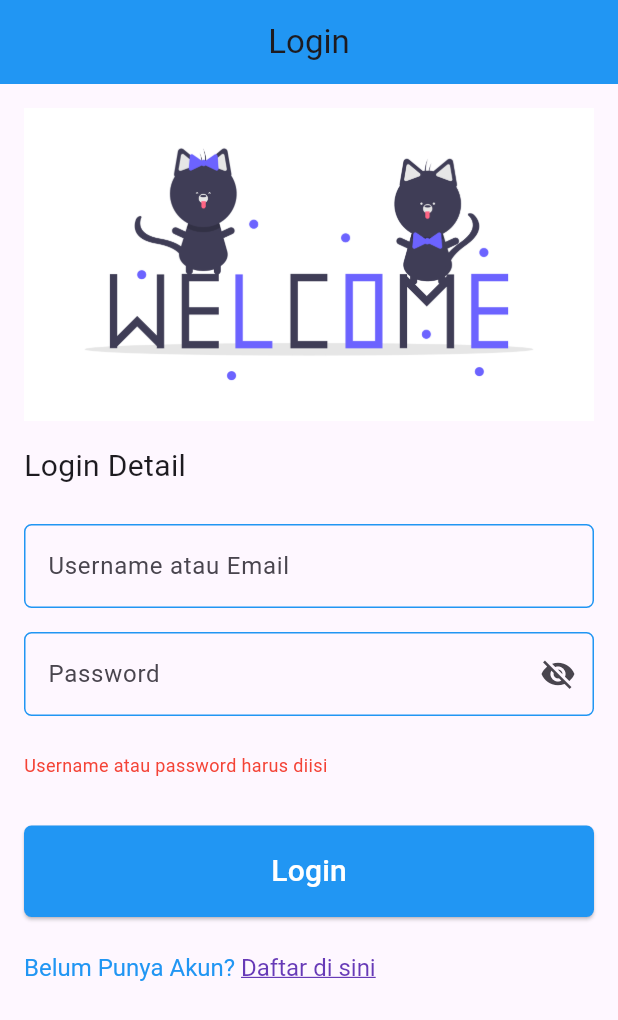
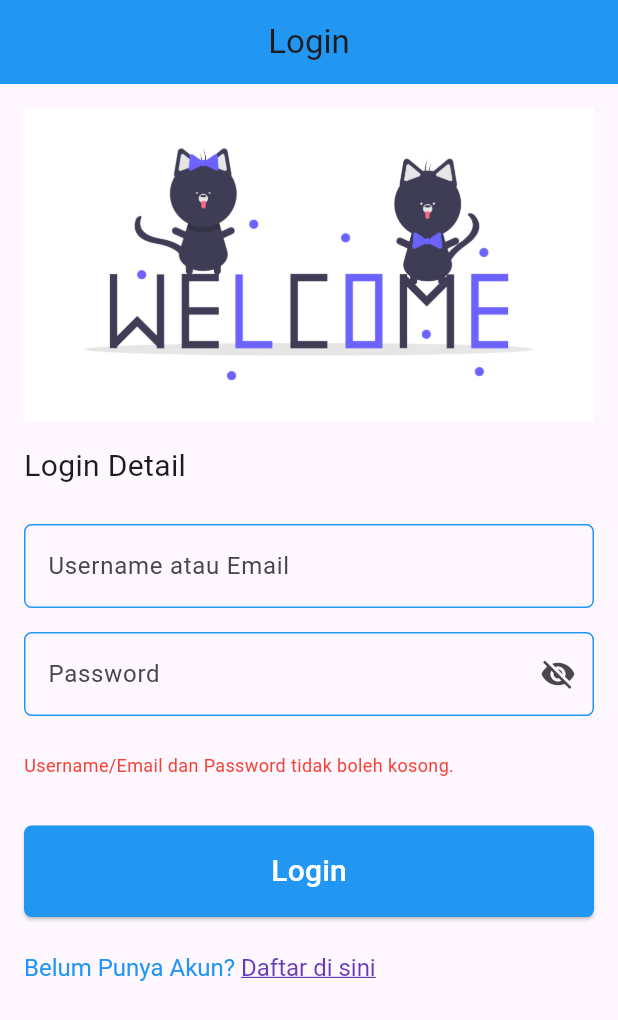
Before and after one commit to MGilangSeftian/Review-dan-Recomendation-Novel, a Flutter app: the screen it shows after launch, after a tap on "Login", on a phone screen of 412 x 824 dp. Shown: the top 1020 px of the screen. Run offline on Flutter 3.47's test engine with Material 3 defaults, Android fonts, the phone set to English and light mode, and no system bars; our stand-ins replace font_awesome_flutter, shared_preferences; missing offline and left inert: encrypt.

Commit message:
Membuat encrypt login dan register

```diff
--- a/reccomendation_novel/lib/screens/tampilan_login.dart
+++ b/reccomendation_novel/lib/screens/tampilan_login.dart
@@ -1,6 +1,7 @@
 import 'package:flutter/gestures.dart';
 import 'package:flutter/material.dart';
 import 'package:shared_preferences/shared_preferences.dart';
+import 'package:encrypt/encrypt.dart' as encrypt;
 
 
 class TampilanLogin extends StatefulWidget {
@@ -11,51 +12,103 @@ class TampilanLogin extends StatefulWidget {
 }
 
 class _LoginScreensState extends State<TampilanLogin> {
-  final _emailController = TextEditingController();
+  final _usernameController = TextEditingController();
   final _passwordController = TextEditingController();
   String _errorText = "";
   bool _isSignIn = false;
   bool _obscurePassword = true;
 
+  Future<Map<String, String>> _retrieveAndDecryptDataFromPrefs(
+      SharedPreferences prefs) async {
+    final encryptedNamaLengkap = prefs.getString('NamaLengkap') ?? '';
+    final encryptedUsername = prefs.getString('UserName') ?? '';
+    final encryptedEmail = prefs.getString('Email') ?? '';
+    final encryptedPassword = prefs.getString('Password') ?? '';
+    final keyString = prefs.getString('key') ?? '';
+    final ivString = prefs.getString('iv') ?? '';
+
+    if (encryptedNamaLengkap.isEmpty ||
+        encryptedUsername.isEmpty ||
+        encryptedEmail.isEmpty ||
+        encryptedPassword.isEmpty ||
+        keyString.isEmpty ||
+        ivString.isEmpty) {
+      return {};
+    }
+
+    try {
+      final key = encrypt.Key.fromBase64(keyString);
+      final iv = encrypt.IV.fromBase64(ivString);
+      final encrypter = encrypt.Encrypter(encrypt.AES(key));
+
+      final decryptedNamaLengkap =
+      encrypter.decrypt64(encryptedNamaLengkap, iv: iv);
+      final decryptedUsername = encrypter.decrypt64(encryptedUsername, iv: iv);
+      final decryptedEmail = encrypter.decrypt64(encryptedEmail, iv: iv);
+      final decryptedPassword = encrypter.decrypt64(encryptedPassword, iv: iv);
+
+      return {
+        'NamaLengkap': decryptedNamaLengkap,
+        'UserName': decryptedUsername,
+        'Email': decryptedEmail,
+        'Password': decryptedPassword,
+      };
+    } catch (e) {
+      return {};
+    }
+  }
+
   void _signin() async {
-    final SharedPreferences prefs = await SharedPreferences.getInstance();
-    final String savedEmail = prefs.getString('Email') ?? '';
-    final String savedUsername = prefs.getString('UserName') ?? '';
-    final String savedpassword = prefs.getString('Password') ?? '';
+    final String userNameOrEmail = _usernameController.text.trim();
+    final String password = _passwordController.text.trim();
 
-    final String enteredEmail = _emailController.text.trim();
-    final String enteredpassword = _passwordController.text.trim();
+    setState(() {
+      _errorText = '';
+    });
 
-
-    if (enteredEmail.isEmpty || enteredpassword.isEmpty) {
+    if (userNameOrEmail.isEmpty || password.isEmpty) {
       setState(() {
-        _errorText = 'Username atau password harus diisi';
-      });
-      return;
-    }
-    if (savedUsername.isEmpty || savedEmail.isEmpty || savedpassword.isEmpty) {
-      setState(() {
-        _errorText = 'Pengguna belum terdaftar';
+        _errorText = "Username/Email dan Password tidak boleh kosong.";
       });
       return;
     }
 
-    if ((enteredEmail == savedUsername || enteredEmail == savedEmail) &&
-        enteredpassword == savedpassword) {
+    try {
+      final SharedPreferences prefs = await SharedPreferences.getInstance();
+      final data = await _retrieveAndDecryptDataFromPrefs(prefs);
+
+      if (data.isNotEmpty) {
+        final decryptedUsername = data['UserName'];
+        final decryptedPassword = data['Password'];
+        final decryptedEmail = data['Email'];
+
+        if ((userNameOrEmail == decryptedUsername ||
+            userNameOrEmail == decryptedEmail) &&
+            password == decryptedPassword) {
           setState(() {
             _errorText = '';
-        _isSignIn = true;
-        prefs.setBool('isSignedIn', true);
           });
+
           WidgetsBinding.instance.addPostFrameCallback((_) {
             Navigator.of(context).popUntil((route) => route.isFirst);
           });
+
           WidgetsBinding.instance.addPostFrameCallback((_) {
             Navigator.pushReplacementNamed(context, '/Main');
           });
         } else {
           setState(() {
-        _errorText = 'Nama pengguna atau kata sandi salah';
+            _errorText = "Username/Email atau Password salah.";
+          });
+        }
+      } else {
+        setState(() {
+          _errorText = "Data pengguna tidak ditemukan. Silakan daftar terlebih dahulu.";
+        });
+      }
+    } catch (e) {
+      setState(() {
+        _errorText = "Terjadi kesalahan saat login. Coba lagi.";
       });
     }
   }
@@ -83,7 +136,7 @@ class _LoginScreensState extends State<TampilanLogin> {
                   ),
                   const SizedBox(height: 24),
                   TextField(
-                    controller: _emailController,
+                    controller: _usernameController,
                     keyboardType: TextInputType.emailAddress,
                     textInputAction: TextInputAction.next,
                     decoration: InputDecoration(
--- a/reccomendation_novel/pubspec.yaml
+++ b/reccomendation_novel/pubspec.yaml
@@ -38,6 +38,7 @@ dependencies:
   url_launcher: ^6.3.1
   shared_preferences: ^2.3.3
   font_awesome_flutter: ^10.8.0
+  encrypt: ^5.0.3
 
 
 dev_dependencies:
```
Also changed, not shown: reccomendation_novel/lib/screens/tampilan_register.dart (+19 -4 lines). Lines whose indentation alone changed are shown as unchanged.
